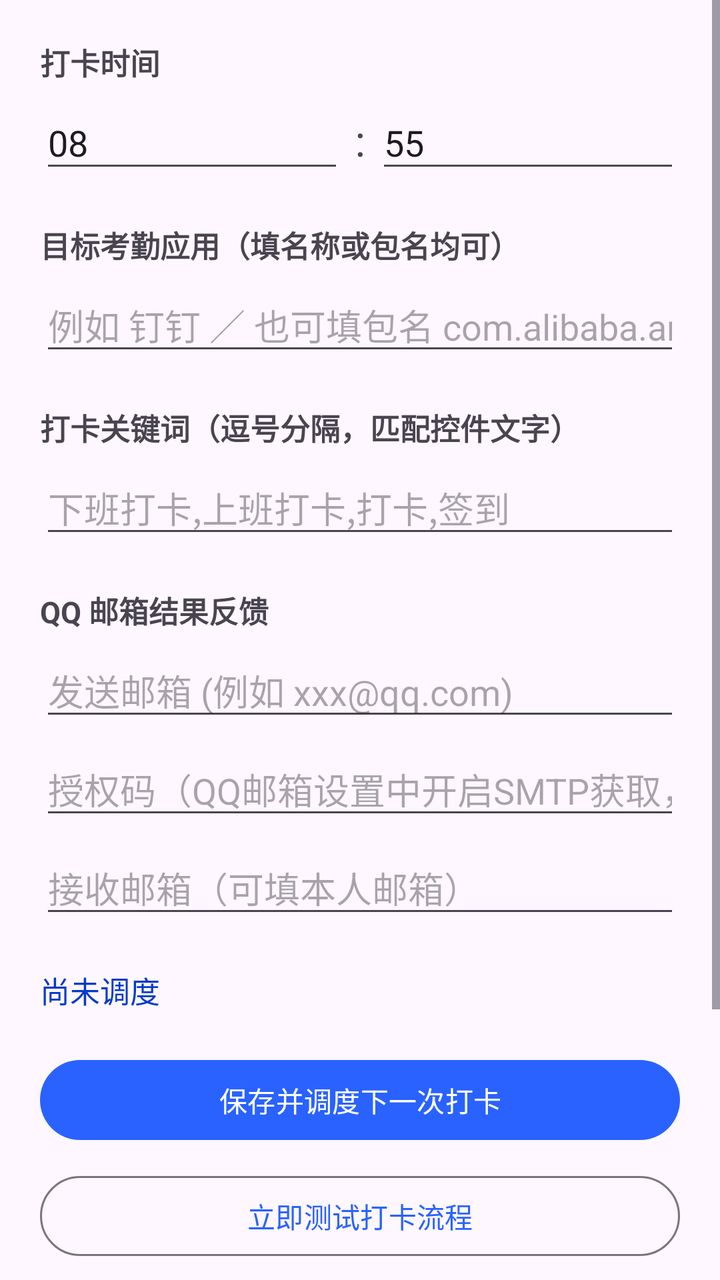
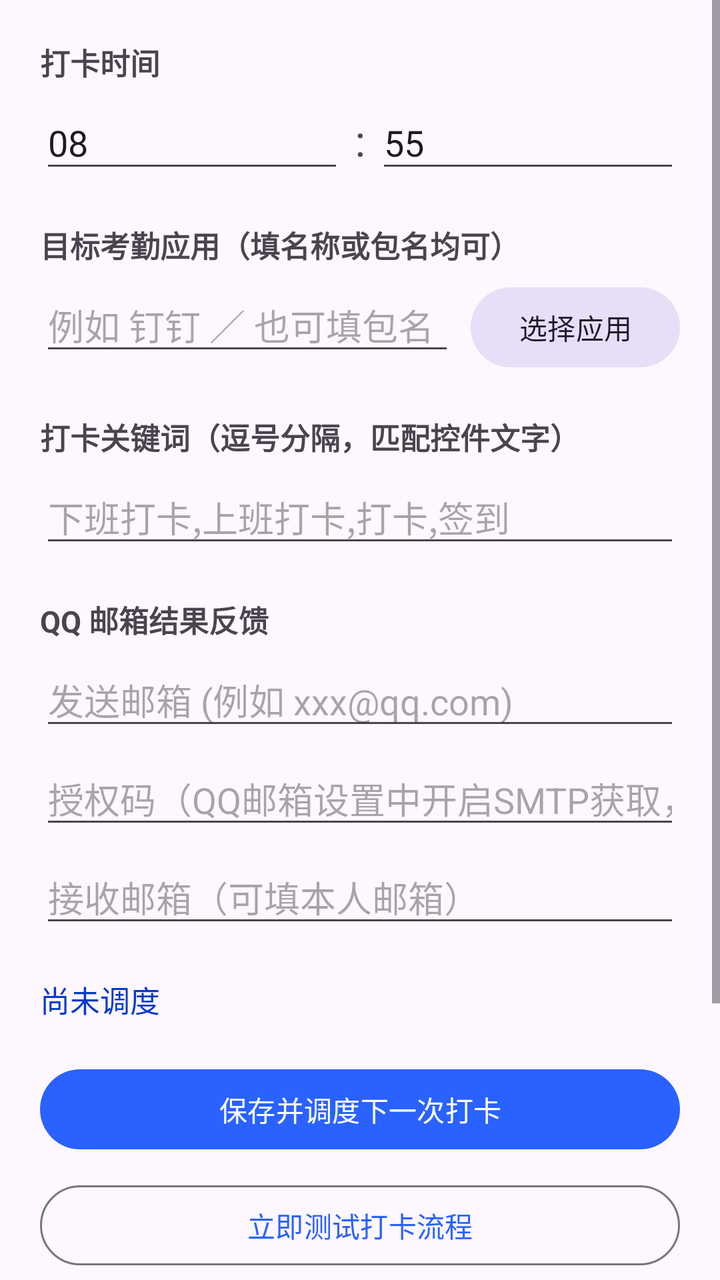

Before-and-after screenshots of an Android layout around one commit, followed by the original layout XML and the change that was made.
<!-- AndroidManifest.xml: application theme Theme.AutoPunch -->
<!-- res/layout/activity_main.xml -->
<?xml version="1.0" encoding="utf-8"?>
<ScrollView xmlns:android="http://schemas.android.com/apk/res/android"
    xmlns:app="http://schemas.android.com/apk/res-auto"
    android:layout_width="match_parent"
    android:layout_height="match_parent"
    android:fillViewport="true">

    <LinearLayout
        android:layout_width="match_parent"
        android:layout_height="wrap_content"
        android:orientation="vertical"
        android:padding="20dp">

        <TextView
            android:layout_width="wrap_content"
            android:layout_height="wrap_content"
            android:text="打卡时间"
            android:textStyle="bold"
            android:textSize="15sp" />

        <LinearLayout
            android:layout_width="match_parent"
            android:layout_height="wrap_content"
            android:orientation="horizontal"
            android:layout_marginTop="6dp">

            <EditText
                android:id="@+id/etHour"
                android:layout_width="0dp"
                android:layout_weight="1"
                android:layout_height="wrap_content"
                android:inputType="number"
                android:maxLength="2"
                android:hint="时"
                android:text="08" />

            <TextView
                android:layout_width="wrap_content"
                android:layout_height="wrap_content"
                android:text=" : "
                android:textSize="22sp"
                android:gravity="center_vertical" />

            <EditText
                android:id="@+id/etMinute"
                android:layout_width="0dp"
                android:layout_weight="1"
                android:layout_height="wrap_content"
                android:inputType="number"
                android:maxLength="2"
                android:hint="分"
                android:text="55" />
        </LinearLayout>

        <TextView
            android:layout_width="wrap_content"
            android:layout_height="wrap_content"
            android:layout_marginTop="20dp"
            android:text="目标考勤应用（填名称或包名均可）"
            android:textStyle="bold"
            android:textSize="15sp" />

        <EditText
            android:id="@+id/etPackage"
            android:layout_width="match_parent"
            android:layout_height="wrap_content"
            android:layout_marginTop="6dp"
            android:hint="例如 钉钉 ／ 也可填包名 com.alibaba.android.rimet"
            android:inputType="text" />

        <TextView
            android:layout_width="wrap_content"
            android:layout_height="wrap_content"
            android:layout_marginTop="20dp"
            android:text="打卡关键词（逗号分隔，匹配控件文字）"
            android:textStyle="bold"
            android:textSize="15sp" />

        <EditText
            android:id="@+id/etKeywords"
            android:layout_width="match_parent"
            android:layout_height="wrap_content"
            android:layout_marginTop="6dp"
            android:hint="下班打卡,上班打卡,打卡,签到"
            android:inputType="text" />

        <TextView
            android:layout_width="wrap_content"
            android:layout_height="wrap_content"
            android:layout_marginTop="20dp"
            android:text="QQ 邮箱结果反馈"
            android:textStyle="bold"
            android:textSize="15sp" />

        <EditText
            android:id="@+id/etSmtpEmail"
            android:layout_width="match_parent"
            android:layout_height="wrap_content"
            android:layout_marginTop="6dp"
            android:hint="发送邮箱 (例如 xxx@qq.com)"
            android:inputType="textEmailAddress" />

        <EditText
            android:id="@+id/etSmtpCode"
            android:layout_width="match_parent"
            android:layout_height="wrap_content"
            android:layout_marginTop="6dp"
            android:hint="授权码（QQ邮箱设置中开启SMTP获取，非登录密码）"
            android:inputType="textPassword" />

        <EditText
            android:id="@+id/etToEmail"
            android:layout_width="match_parent"
            android:layout_height="wrap_content"
            android:layout_marginTop="6dp"
            android:hint="接收邮箱（可填本人邮箱）"
            android:inputType="textEmailAddress" />

        <TextView
            android:id="@+id/tvNext"
            android:layout_width="match_parent"
            android:layout_height="wrap_content"
            android:layout_marginTop="20dp"
            android:text="尚未调度"
            android:textColor="@color/primary_dark"
            android:textSize="15sp" />

        <com.google.android.material.button.MaterialButton
            android:id="@+id/btnSaveSchedule"
            android:layout_width="match_parent"
            android:layout_height="wrap_content"
            android:layout_marginTop="20dp"
            android:text="保存并调度下一次打卡" />

        <com.google.android.material.button.MaterialButton
            android:id="@+id/btnTest"
            style="@style/Widget.Material3.Button.OutlinedButton"
            android:layout_width="match_parent"
            android:layout_height="wrap_content"
            android:layout_marginTop="10dp"
            android:text="立即测试打卡流程" />

        <LinearLayout
            android:layout_width="match_parent"
            android:layout_height="wrap_content"
            android:orientation="horizontal"
            android:layout_marginTop="20dp">

            <com.google.android.material.button.MaterialButton
                android:id="@+id/btnAccessibility"
                style="@style/Widget.Material3.Button.TonalButton"
                android:layout_width="0dp"
                android:layout_weight="1"
                android:layout_height="wrap_content"
                android:text="无障碍设置" />

            <Space
                android:layout_width="10dp"
                android:layout_height="1dp" />

            <com.google.android.material.button.MaterialButton
                android:id="@+id/btnBattery"
                style="@style/Widget.Material3.Button.TonalButton"
                android:layout_width="0dp"
                android:layout_weight="1"
                android:layout_height="wrap_content"
                android:text="电池白名单" />
        </LinearLayout>

        <LinearLayout
            android:layout_width="match_parent"
            android:layout_height="wrap_content"
            android:orientation="horizontal"
            android:layout_marginTop="10dp">

            <com.google.android.material.button.MaterialButton
                android:id="@+id/btnLog"
                style="@style/Widget.Material3.Button.TonalButton"
                android:layout_width="0dp"
                android:layout_weight="1"
                android:layout_height="wrap_content"
                android:text="查看运行日志" />

            <Space
                android:layout_width="10dp"
                android:layout_height="1dp" />

            <com.google.android.material.button.MaterialButton
                android:id="@+id/btnTestMail"
                style="@style/Widget.Material3.Button.TonalButton"
                android:layout_width="0dp"
                android:layout_weight="1"
                android:layout_height="wrap_content"
                android:text="测试发邮件" />
        </LinearLayout>

        <TextView
            android:id="@+id/tvStatus"
            android:layout_width="match_parent"
            android:layout_height="wrap_content"
            android:layout_marginTop="16dp"
            android:textSize="13sp"
            android:textColor="#666666" />
    </LinearLayout>
</ScrollView>
<!-- resources referenced by this layout -->
<resources>
  <color name="primary_dark">#0039CB</color>
  <style name="Theme.AutoPunch" parent="Theme.Material3.DayNight.NoActionBar">
          <item name="colorPrimary">@color/primary</item>
          <item name="colorSecondary">@color/accent</item>
      </style>
  <color name="primary">#2962FF</color>
  <color name="accent">#FF6D00</color>
</resources>

<!-- the commit's change to res/layout/activity_main.xml (unified diff, before → after) -->
@@ -60,13 +60,31 @@
             android:textStyle="bold"
             android:textSize="15sp" />
 
-        <EditText
-            android:id="@+id/etPackage"
-            android:layout_width="match_parent"
-            android:layout_height="wrap_content"
-            android:layout_marginTop="6dp"
-            android:hint="例如 钉钉 ／ 也可填包名 com.alibaba.android.rimet"
-            android:inputType="text" />
+        <LinearLayout
+            android:layout_width="match_parent"
+            android:layout_height="wrap_content"
+            android:layout_marginTop="6dp"
+            android:orientation="horizontal">
+
+            <EditText
+                android:id="@+id/etPackage"
+                android:layout_width="0dp"
+                android:layout_weight="1"
+                android:layout_height="wrap_content"
+                android:hint="例如 钉钉 ／ 也可填包名"
+                android:inputType="text" />
+
+            <Space
+                android:layout_width="8dp"
+                android:layout_height="1dp" />
+
+            <com.google.android.material.button.MaterialButton
+                android:id="@+id/btnPickApp"
+                style="@style/Widget.Material3.Button.TonalButton"
+                android:layout_width="wrap_content"
+                android:layout_height="wrap_content"
+                android:text="选择应用" />
+        </LinearLayout>
 
         <TextView
             android:layout_width="wrap_content"
